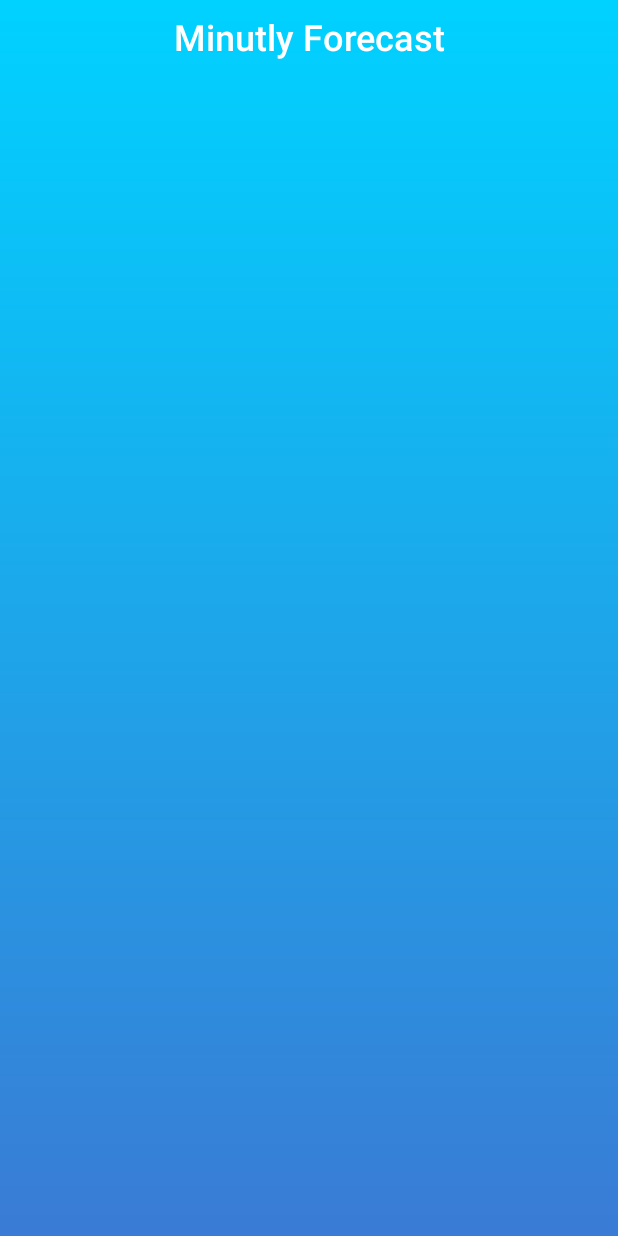
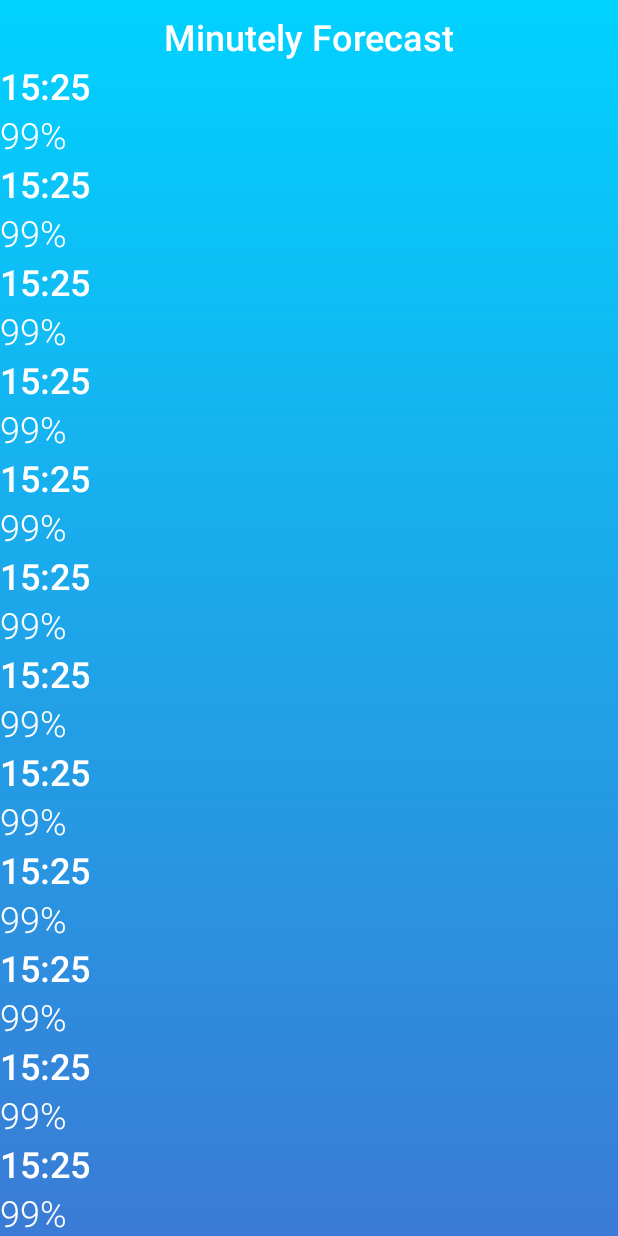
Before and after one commit to pablo384/ColorWeather, an Android app: the MinutelyWeatherActivity screen opened directly, with no data from a screen before it, on a phone screen of 412 x 824 dp. Run offline under Robolectric (Android 15) with nearby library versions, the phone set to English and light mode, and no system bars; our stand-ins replace ButterKnife; network calls fail.

Commit message:
Minutely rv Working

```diff
--- a/app/src/main/java/com/proeduka/colorweather/MinutelyWeatherActivity.java
+++ b/app/src/main/java/com/proeduka/colorweather/MinutelyWeatherActivity.java
@@ -2,12 +2,42 @@ package com.proeduka.colorweather;
 
 import android.app.Activity;
 import android.os.Bundle;
+import android.support.v7.widget.LinearLayoutManager;
+import android.support.v7.widget.RecyclerView;
 
-public class MinutelyWeatherActivity extends Activity {
+import com.proeduka.colorweather.adapters.MinutelyWeatherAdapter;
+import com.proeduka.colorweather.models.Minute;
+
+import java.util.ArrayList;
+
+import butterknife.BindView;
+import butterknife.ButterKnife;
+
+public class MinutelyWeatherActivity extends Activity{
+
+    @BindView(R.id.minutelyRecyclerView)
+    RecyclerView recyclerViewMinutely;
 
     @Override
     protected void onCreate(Bundle savedInstanceState) {
         super.onCreate(savedInstanceState);
         setContentView(R.layout.activity_minutely_weather);
+        ButterKnife.bind(this);
+
+        ArrayList<Minute> minuteArrayList = new ArrayList<Minute>();
+
+        Minute minute = new Minute("15:25","99%");
+
+        for (int i=0; i<500; i++) {
+            minuteArrayList.add(minute);
+        }
+
+        MinutelyWeatherAdapter minutelyWeatherAdapter = new MinutelyWeatherAdapter(this,minuteArrayList);
+
+        recyclerViewMinutely.setAdapter(minutelyWeatherAdapter);
+
+        RecyclerView.LayoutManager layoutManager = new LinearLayoutManager(this);
+        recyclerViewMinutely.setLayoutManager(layoutManager);
+
     }
 }
--- /dev/null
+++ b/app/src/main/java/com/proeduka/colorweather/adapters/MinutelyWeatherAdapter.java
@@ -0,0 +1,65 @@
+package com.proeduka.colorweather.adapters;
+
+import android.content.Context;
+import android.support.v7.widget.RecyclerView;
+import android.view.LayoutInflater;
+import android.view.View;
+import android.view.ViewGroup;
+import android.widget.TextView;
+
+import com.proeduka.colorweather.R;
+import com.proeduka.colorweather.models.Minute;
+
+import java.util.ArrayList;
+
+/**
+ * Created by pablo384 on 03/05/17.
+ */
+
+public class MinutelyWeatherAdapter extends RecyclerView.Adapter {
+
+    Context context;
+    ArrayList<Minute> minuteArrayList;
+
+    public MinutelyWeatherAdapter(Context context, ArrayList<Minute> minuteArrayList) {
+        this.context = context;
+        this.minuteArrayList = minuteArrayList;
+    }
+
+    @Override
+    public RecyclerView.ViewHolder onCreateViewHolder(ViewGroup parent, int viewType) {
+        View view = LayoutInflater.from(context).inflate(R.layout.minutely_list_item,parent,false);
+        MinuteViewHolder minuteViewHolder = new MinuteViewHolder(view);
+        return minuteViewHolder;
+    }
+
+    @Override
+    public void onBindViewHolder(RecyclerView.ViewHolder holder, int position) {
+        ((MinuteViewHolder)holder).onBind(position);
+    }
+
+    @Override
+    public int getItemCount() {
+        return minuteArrayList.size();
+    }
+
+    class MinuteViewHolder extends RecyclerView.ViewHolder{
+
+        TextView titleTextView;
+        TextView rainProbabilityTextView;
+
+        public MinuteViewHolder(View itemView) {
+            super(itemView);
+
+            titleTextView = (TextView) itemView.findViewById(R.id.minutelyTitleTextView);
+            rainProbabilityTextView = (TextView) itemView.findViewById(R.id.minutelyRainProbabilityTextView);
+        }
+
+        public void onBind(int position){
+
+            Minute minute = minuteArrayList.get(position);
+            titleTextView.setText(minute.getTitle());
+            rainProbabilityTextView.setText(minute.getRainProbability());
+        }
+    }
+}
--- a/app/src/main/java/com/proeduka/colorweather/models/Minute.java
+++ b/app/src/main/java/com/proeduka/colorweather/models/Minute.java
@@ -5,7 +5,27 @@ package com.proeduka.colorweather.models;
  */
 
 public class Minute {
-    private String time;
-    private String weatherProbability;
+    private String title;
+    private String rainProbability;
 
+    public Minute(String title, String rainProbability) {
+        this.title = title;
+        this.rainProbability = rainProbability;
+    }
+
+    public String getTitle() {
+        return title;
+    }
+
+    public void setTitle(String title) {
+        this.title = title;
+    }
+
+    public String getRainProbability() {
+        return rainProbability;
+    }
+
+    public void setRainProbability(String rainProbability) {
+        this.rainProbability = rainProbability;
+    }
 }
--- a/app/src/main/res/layout/activity_minutely_weather.xml
+++ b/app/src/main/res/layout/activity_minutely_weather.xml
@@ -7,7 +7,7 @@
     tools:context="com.proeduka.colorweather.DailyWeatherActivity">
 
     <TextView
-    android:id="@+id/minutlyWeatherTitleTextView"
+        android:id="@+id/minutlyWeatherTitleTextView"
         style="@style/mainFont"
         android:layout_width="match_parent"
         android:layout_height="wrap_content"
@@ -19,6 +19,7 @@
         android:textStyle="bold" />
 
     <android.support.v7.widget.RecyclerView
+        android:id="@+id/minutelyRecyclerView"
         android:layout_width="match_parent"
         android:layout_height="match_parent"
         android:layout_below="@+id/minutlyWeatherTitleTextView"
--- a/app/src/main/res/layout/minutely_list_item.xml
+++ b/app/src/main/res/layout/minutely_list_item.xml
@@ -1,7 +1,7 @@
 <?xml version="1.0" encoding="utf-8"?>
 <LinearLayout xmlns:android="http://schemas.android.com/apk/res/android"
     android:layout_width="match_parent"
-    android:layout_height="match_parent"
+    android:layout_height="wrap_content"
     xmlns:tools="http://schemas.android.com/tools"
     tools:background="@drawable/bg_gradient_blue"
     android:orientation="vertical">
@@ -15,7 +15,7 @@
         android:textStyle="bold" />
 
     <TextView
-        android:id="@+id/minutelyProbabilityTextView"
+        android:id="@+id/minutelyRainProbabilityTextView"
         style="@style/mainFont"
         tools:text="0%"
         android:layout_width="match_parent"
--- a/app/src/main/res/values/strings.xml
+++ b/app/src/main/res/values/strings.xml
@@ -2,8 +2,8 @@
     <string name="app_name">Color Weather</string>
     <string name="hourly_forecast">Hourly Forecast</string>
     <string name="daily_forecast">Daily Forecast</string>
-    <string name="minutely_forecast">Minutly Forecast</string>
-    <string name="description_icono_de_clima">Icono de clima</string>
+    <string name="minutely_forecast">Minutely Forecast</string>
+    <string name="description_icono_de_clima">Icon de clima</string>
     <string name="minutely">Minutely</string>
     <string name="hourly">Hourly</string>
     <string name="daily">Daily</string>
```
